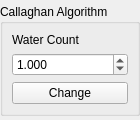
Before: the Qt Designer form UI/buildNetwork/callaghannetworkconf.ui in jtpefaur/runnel, drawn with Qt 5.
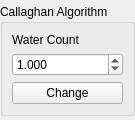
After: the same form once the commit is applied.

What changed in the file:
```diff
--- a/UI/buildNetwork/callaghannetworkconf.ui
+++ b/UI/buildNetwork/callaghannetworkconf.ui
@@ -6,7 +6,7 @@
    <rect>
     <x>0</x>
     <y>0</y>
-    <width>140</width>
+    <width>130</width>
     <height>120</height>
    </rect>
   </property>
@@ -39,10 +39,16 @@
      </property>
      <property name="minimumSize">
       <size>
-       <width>140</width>
+       <width>135</width>
        <height>0</height>
       </size>
      </property>
+     <property name="maximumSize">
+      <size>
+       <width>135</width>
+       <height>16777215</height>
+      </size>
+     </property>
      <property name="title">
       <string>Callaghan Algorithm</string>
      </property>
```
